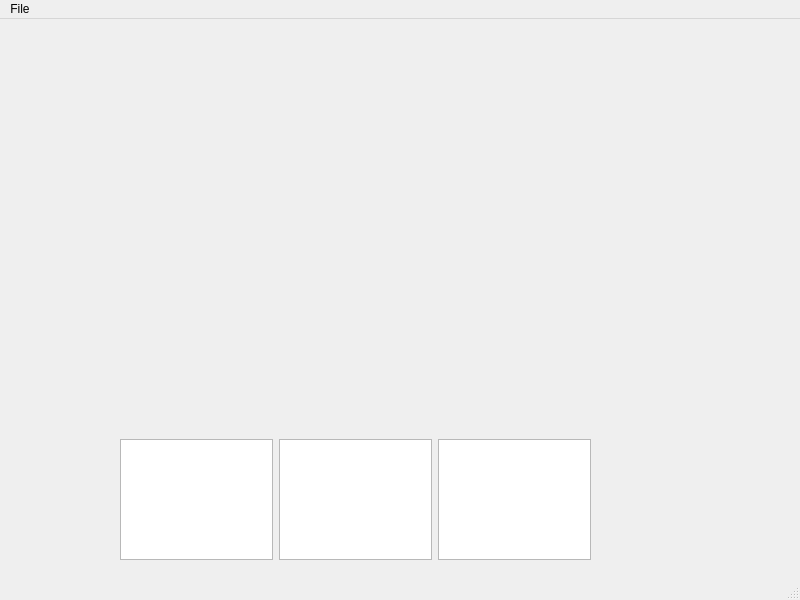
Old version of the form PixelEditor/mainwindow.ui in the repository University-of-Utah-CS3505/a7-sprite-editor-s22-Anudlok.
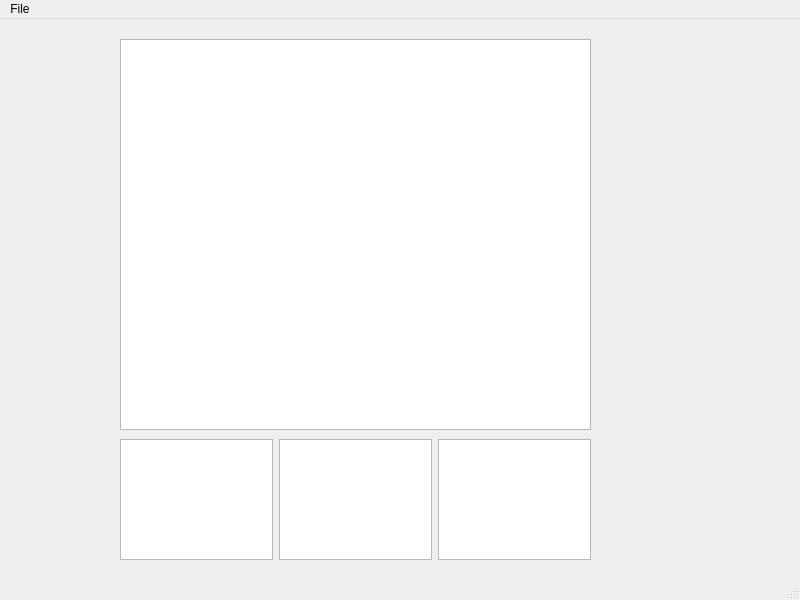
New version of the form. Icons and pictures are not drawn.

Commit message: connected drawingwindow and frames class

What changed in the file:
```diff
--- a/PixelEditor/mainwindow.ui
+++ b/PixelEditor/mainwindow.ui
@@ -35,6 +35,16 @@
      </item>
     </layout>
    </widget>
+   <widget class="QGraphicsView" name="editFrameView">
+    <property name="geometry">
+     <rect>
+      <x>120</x>
+      <y>20</y>
+      <width>471</width>
+      <height>391</height>
+     </rect>
+    </property>
+   </widget>
   </widget>
   <widget class="QMenuBar" name="menubar">
    <property name="geometry">
```
Left out of the diff: 2 changed lines with no effect on the pictures. The commit also changes 4 other files.
